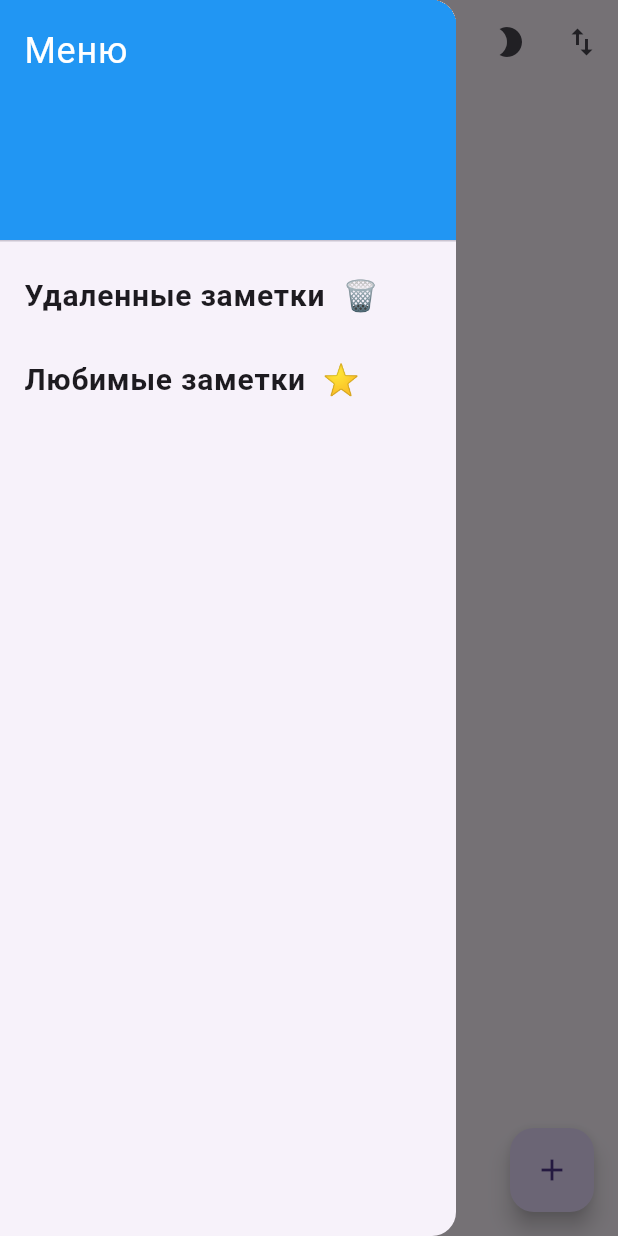
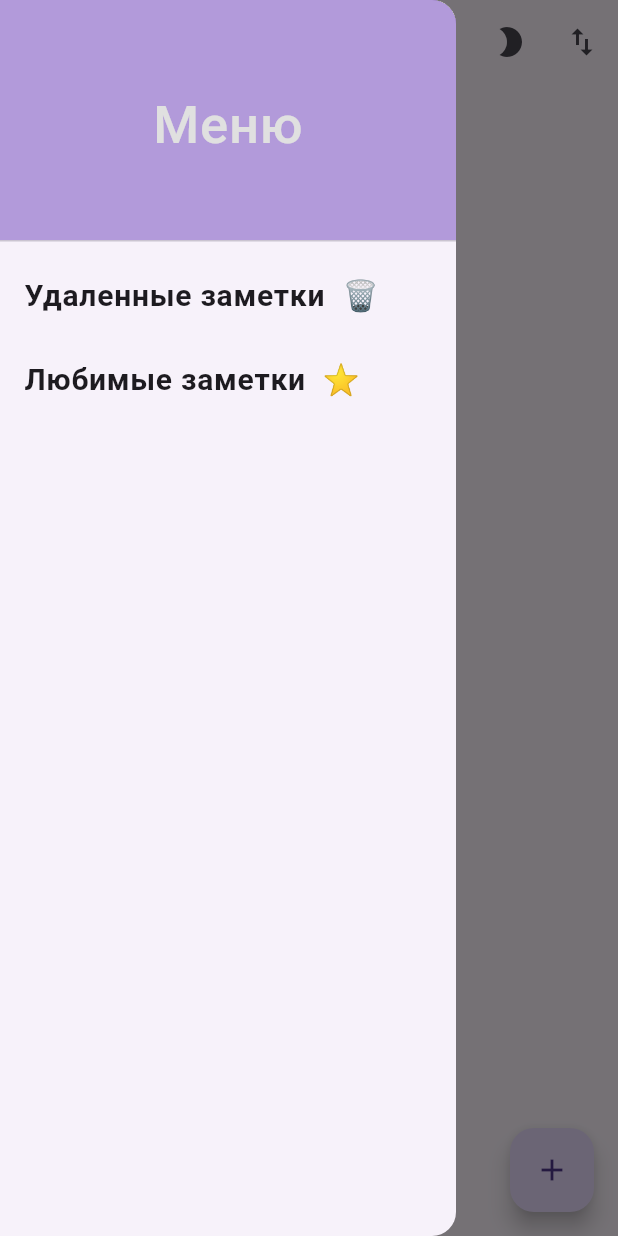
Before and after one commit to BibikovAnton/notes_app, a Flutter app: the screen it shows after launch, with the side drawer open, on a phone screen of 412 x 824 dp. Run offline on Flutter 3.47's test engine with Material 3 defaults, Android fonts, the phone set to English and light mode, and no system bars; our stand-ins replace confetti, file_picker, image_picker, share_plus, sqflite; accounts and stored records are empty.

Commit message:
Upgraid my application

```diff
--- /dev/null
+++ b/lib/consts/const_color.dart
@@ -0,0 +1,7 @@
+import 'package:flutter/material.dart';
+
+final Color purpleColor = Color.fromARGB(255, 136, 91, 249);
+
+final Color lightPurple = Colors.deepPurple.shade300.withOpacity(0.7);
+
+final darkPurple = const Color.fromARGB(255, 49, 34, 76).withOpacity(0.7);
--- a/lib/main.dart
+++ b/lib/main.dart
@@ -1,4 +1,3 @@
-
 import 'package:flutter/material.dart';
 
 import 'package:moon_notes/presentation/screens/splash_screen.dart';
--- a/lib/presentation/screens/deleted_notes_screen.dart
+++ b/lib/presentation/screens/deleted_notes_screen.dart
@@ -1,5 +1,6 @@
 import 'package:flutter/material.dart';
 import 'package:moon_notes/main.dart';
+
 import 'package:provider/provider.dart';
 
 class DeletedNotesScreen extends StatelessWidget {
--- a/lib/presentation/screens/note_list_screen.dart
+++ b/lib/presentation/screens/note_list_screen.dart
@@ -1,5 +1,6 @@
 import 'package:confetti/confetti.dart';
 import 'package:flutter/material.dart';
+import 'package:moon_notes/consts/const_color.dart';
 import 'package:moon_notes/main.dart';
 import 'package:moon_notes/presentation/screens/deleted_notes_screen.dart';
 import 'package:moon_notes/presentation/screens/favorite_notes_screen.dart';
@@ -21,13 +22,15 @@ class NoteListScreen extends StatelessWidget {
           children: [
             DrawerHeader(
               decoration: BoxDecoration(
-                color: themeProvider.isDarkMode ? Colors.black : Colors.blue,
+                color: themeProvider.isDarkMode ? darkPurple : lightPurple,
               ),
-              child: Text(
-                'Меню',
-                style: TextStyle(
-                  color: Colors.white,
-                  fontSize: 24,
+              child: Center(
+                child: Text(
+                  'Меню',
+                  style: TextStyle(
+                      color: Colors.grey.shade300,
+                      fontSize: 35,
+                      fontWeight: FontWeight.w500),
                 ),
               ),
             ),
@@ -62,10 +65,15 @@ class NoteListScreen extends StatelessWidget {
           height: 50,
           child: TextField(
             decoration: InputDecoration(
+              enabledBorder: OutlineInputBorder(
+                  borderSide: BorderSide(color: lightPurple),
+                  borderRadius: BorderRadius.circular(15)),
+              focusedBorder: OutlineInputBorder(
+                  borderRadius: BorderRadius.circular(25),
+                  borderSide: BorderSide(color: purpleColor)),
               prefixIcon: Icon(Icons.search),
-              label: Text('Поиск...'),
-              border:
-                  OutlineInputBorder(borderRadius: BorderRadius.circular(10)),
+              hintText: 'Поиск...',
+              border: OutlineInputBorder(),
               hintStyle: TextStyle(color: Colors.white60),
             ),
             style: TextStyle(color: Colors.white),
--- a/lib/presentation/screens/splash_screen.dart
+++ b/lib/presentation/screens/splash_screen.dart
@@ -1,4 +1,5 @@
 import 'package:flutter/material.dart';
+import 'package:moon_notes/consts/const_color.dart';
 import 'package:moon_notes/presentation/screens/note_list_screen.dart';
 
 class NameInputScreen extends StatefulWidget {
@@ -37,7 +38,7 @@ class _NameInputScreenState extends State<NameInputScreen> {
               style: TextStyle(
                   fontSize: 50,
                   fontWeight: FontWeight.w800,
-                  color: const Color.fromARGB(255, 136, 91, 249)),
+                  color: purpleColor),
             ),
             Text(
               'Notes',
```
Also changed, not shown: lib/presentation/screens/note_add_screen.dart (+15 -1 lines), lib/presentation/screens/note_edit_screen.dart (+15 -1 lines).
